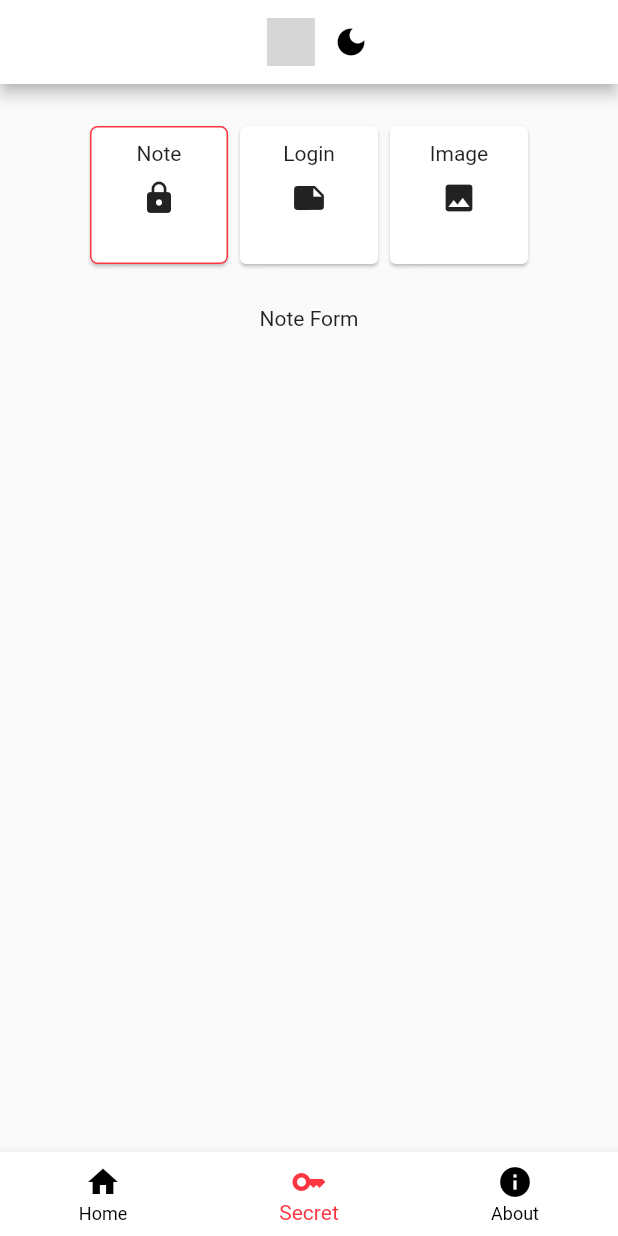
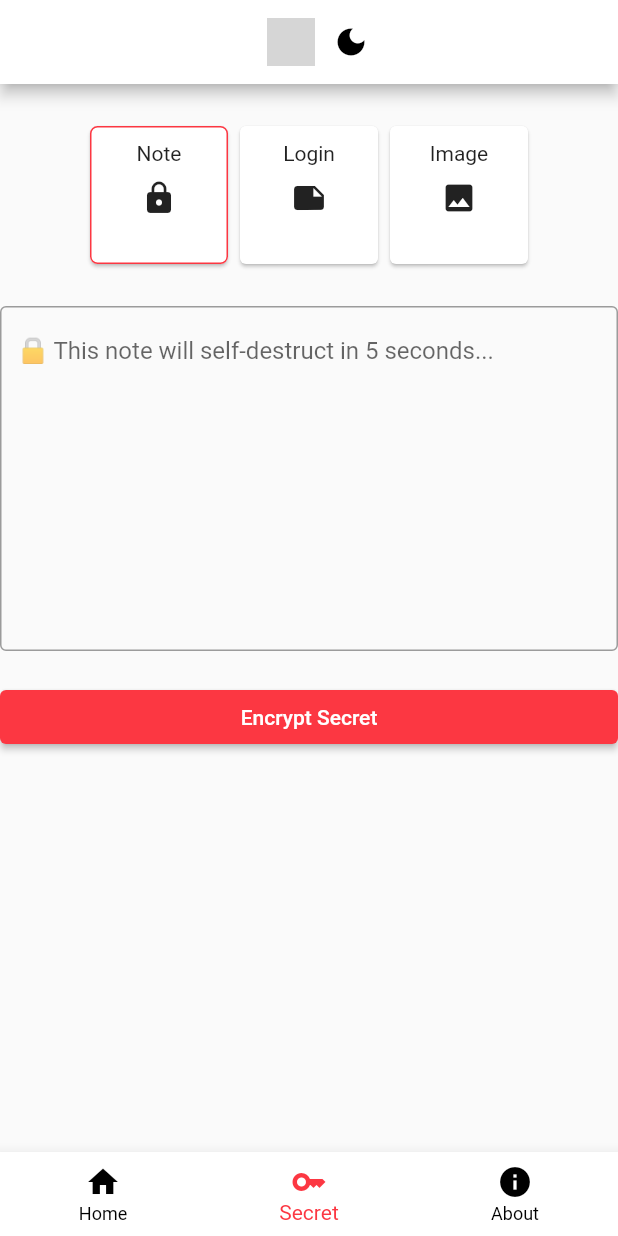
Before and after one commit to victor-42/pws-secrets, a Flutter app: the screen it shows after launch, on a phone screen of 412 x 824 dp. Run offline on Flutter 3.47's test engine with Material 3 defaults, Android fonts, the phone set to English and light mode, and no system bars; our stand-ins replace shared_preferences; grey boxes are pictures that could not be loaded.

Commit message:
Secret Note Field

```diff
--- a/app/lib/main.dart
+++ b/app/lib/main.dart
@@ -97,7 +97,12 @@ class _MyHomePageState extends State<MyHomePage> {
           ),
         ),
         body: screens[_selectedIndex],
-        bottomNavigationBar: BottomNavigationBar(
+        bottomNavigationBar: Theme(
+          data: Theme.of(context).copyWith(
+            highlightColor: Colors.transparent,
+            hoverColor: Colors.transparent,
+          ),
+          child: BottomNavigationBar(
               items: const <BottomNavigationBarItem>[
                 BottomNavigationBarItem(
                   icon: Icon(Icons.home),
@@ -119,6 +124,7 @@ class _MyHomePageState extends State<MyHomePage> {
                         _selectedIndex = index;
                       },
                     )
-                }));
+                  }),
+        ));
   }
 }
--- a/app/lib/screens/secret.dart
+++ b/app/lib/screens/secret.dart
@@ -11,7 +11,6 @@ class SecretScreen extends StatefulWidget {
   @override
   State<SecretScreen> createState() => SecretScreenState();
 }
-
 
 class SecretScreenState extends State<SecretScreen> {
   int _mode = 0;
@@ -66,7 +65,11 @@ class SecretScreenState extends State<SecretScreen> {
 
         SizedBox(height: 24),
         // Form
-            _forms[_mode],
+        Container(
+            constraints: BoxConstraints(
+              maxWidth: 600,
+            ),
+            child: _forms[_mode]),
       ],
     );
   }
--- a/app/lib/secret-forms/note.dart
+++ b/app/lib/secret-forms/note.dart
@@ -1,4 +1,57 @@
 import 'package:flutter/material.dart';
+
+const List<String> placeholderTexts = [
+  "🔒 This note will self-destruct in 5 seconds...",
+  "Type your secret here... I promise I won't tell 🤫",
+  "Enter the recipe for your invisibility potion here...",
+  "Shh... What's the password to the secret club?",
+  "Jot down the location of the hidden treasure here...",
+  "The meaning of life is... (your guess here)",
+  "Write the secret handshake details here...",
+  "Confess your love for pineapple pizza here...",
+  "Secret superhero identity goes here...",
+  "Whisper your most embarrassing moment here...",
+  "Draft your plan for world domination here...",
+  "Your alias for undercover missions...",
+  "Type the secret code to unlock the mystery...",
+  "Hide your secret recipe for the best cookies ever...",
+  "Record the coordinates for your secret hideout...",
+  "Where did you hide the last piece of cake?",
+  "Secretly confess your guilty pleasures here...",
+  "Archive your plans for the zombie apocalypse...",
+  "Detail your secret handshake here...",
+  "Enter the magic words to summon your pet dragon...",
+  "This note contains the answer to everything... Maybe.",
+  "Jot down your secret plan to avoid chores...",
+  "Reveal your hidden talent for underwater basket weaving...",
+  "What's your superhero power? Type it secretly here...",
+  "Note to self: Remember where I hid the chocolate...",
+  "Your secret wish list (Santa won't peek, promise)...",
+  "Concoct your potion ingredients list here...",
+  "Where have you hidden the remote control this time?",
+  "Plan your sneaky surprise party strategy here...",
+  "Your secret bunker's Wi-Fi password...",
+  "Whisper your most magical moment here...",
+  "Plot your secret escape route from meetings...",
+  "Craft your codename for secret missions...",
+  "Memorize the secret family pie recipe here...",
+  "Store your ideas for time travel here...",
+  "Scribble down your hidden aspiration to be a ninja...",
+  "Document your undercover identity for spy missions...",
+  "Hide your blueprint for the ultimate pillow fort...",
+  "Where's the secret stash of good vibes? Share here...",
+  "Draft your acceptance speech for 'Best Secret Keeper' award...",
+  "Record the incantation for invisibility here...",
+  "Your master plan for sneaking snacks into the cinema...",
+  "Detail your secret method for staying awake in meetings...",
+  "Whisper your dream of becoming a space pirate...",
+  "Hide the secret to eternal youth here (just in case)...",
+  "Plan your sneaky pet's next misadventure...",
+  "Store the formula for turning homework into pizza...",
+  "Safeguard the secret of how you beat the game level...",
+  "Jot down the lyrics to your secret shower song...",
+  "Archive the secret to a perfect cup of coffee...",
+];
 
 class NoteForm extends StatefulWidget {
   const NoteForm({Key? key}) : super(key: key);
@@ -7,10 +60,39 @@ class NoteForm extends StatefulWidget {
   _NoteFormState createState() => _NoteFormState();
 }
 
-
 class _NoteFormState extends State<NoteForm> {
   @override
   Widget build(BuildContext context) {
-    return Text('Note Form');
+    return Column(
+      children: [
+        TextField(
+          decoration: InputDecoration(
+            border: OutlineInputBorder(),
+            hintText: randomPlaceholderText(),
+          ),
+          maxLines: 10,
+        ),
+        SizedBox(height: 20),
+        SizedBox(
+          width: double.infinity,
+          child: ElevatedButton(
+
+            onPressed: () {
+              ScaffoldMessenger.of(context).showSnackBar(
+                const SnackBar(
+                  content: Text('Note saved'),
+                ),
+              );
+            },
+            child: const Text('Encrypt Secret'),
+          ),
+        ),
+      ],
+    );
+  }
+
+  randomPlaceholderText() {
+    return placeholderTexts[
+        DateTime.now().millisecond % placeholderTexts.length];
   }
 }
--- a/app/lib/theme.dart
+++ b/app/lib/theme.dart
@@ -41,9 +41,13 @@ class SecretsTheme {
   }
 
   static ThemeData get darkTheme {
-    return ThemeData.dark().copyWith(
-      useMaterial3: false,
+    return ThemeData.dark(useMaterial3: false).copyWith(
       primaryColor: const Color(0xfffc3742),
+      focusColor: const Color(0xfffc3742),
+      colorScheme: const ColorScheme.dark(
+        primary: Color(0xfffc3742),
+        surface: Color(0xff414141),
+      ),
       bottomNavigationBarTheme: const BottomNavigationBarThemeData(
         selectedItemColor: Color(0xfffc3742),
         unselectedItemColor: Color(0xffffffff),
```
Lines whose indentation alone changed are shown as unchanged.
